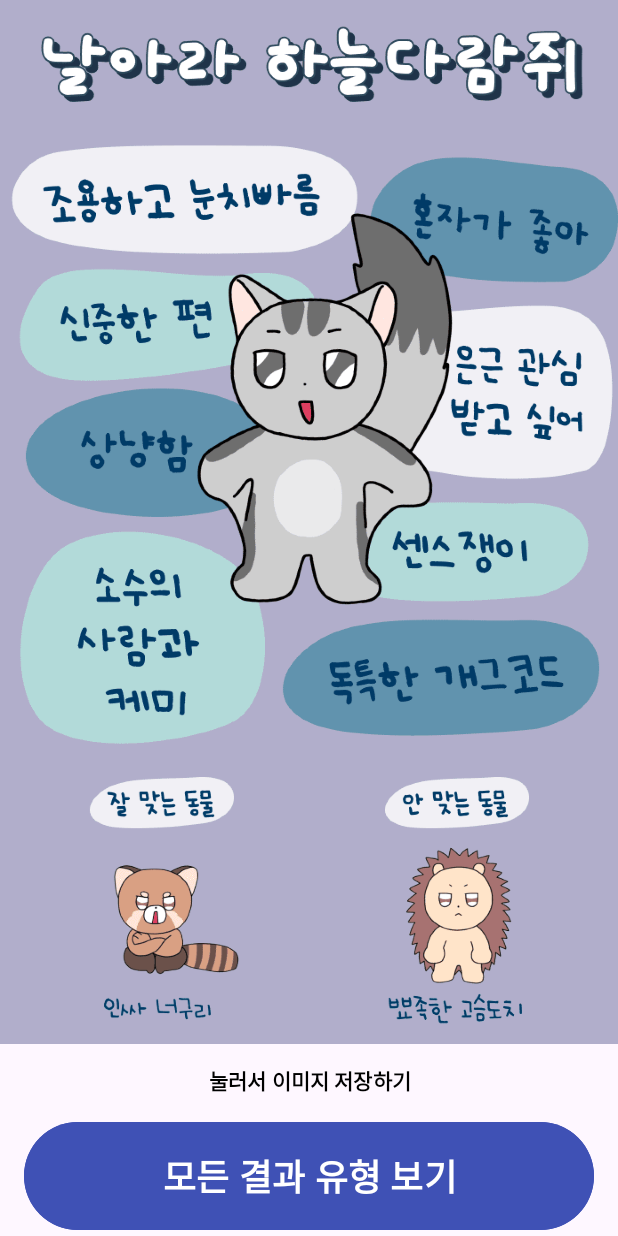
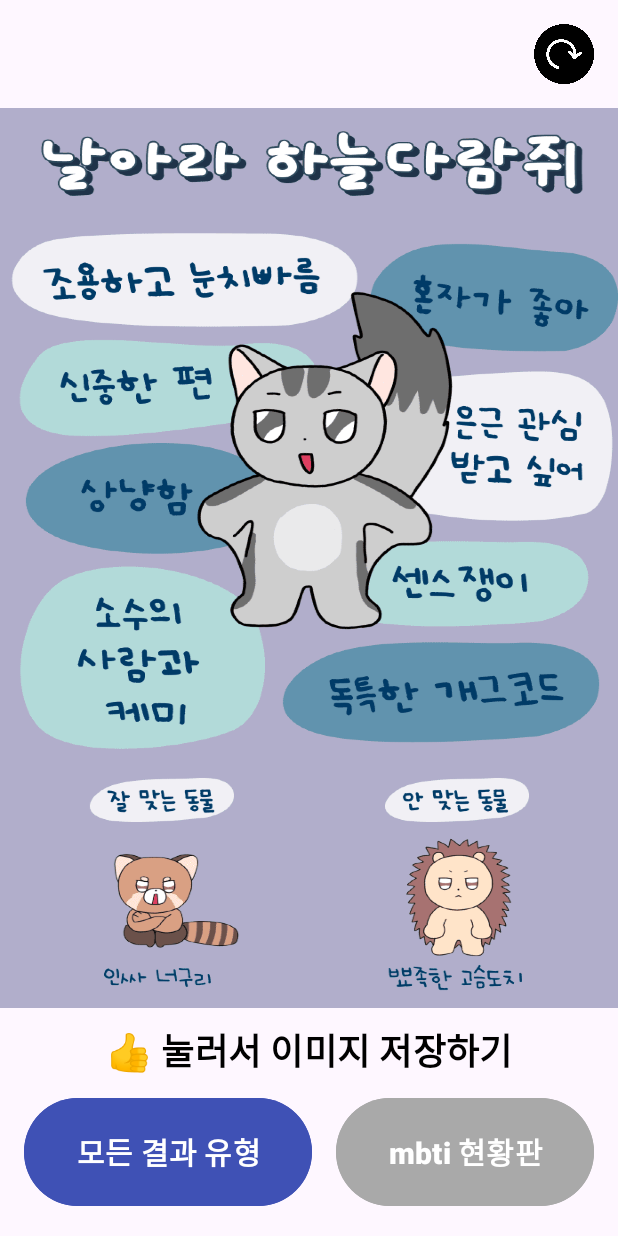
Before and after one commit to jinii9/7_androidStudio_project, an Android app: the ResultActivity screen opened directly, with no data from a screen before it, on a phone screen of 412 x 824 dp. Run offline under Robolectric (Android 15) with nearby library versions, the phone set to English and light mode, and no system bars.

Commit message:
chore: detail

```diff
--- a/app/src/main/java/com/zoonmy/animalmbtiapp/AllResultsActivity.kt
+++ b/app/src/main/java/com/zoonmy/animalmbtiapp/AllResultsActivity.kt
@@ -2,6 +2,7 @@ package com.zoonmy.animalmbtiapp
 
 import android.os.Bundle
 import android.widget.Button
+import android.widget.ImageButton
 import androidx.appcompat.app.AppCompatActivity
 
 class AllResultsActivity : AppCompatActivity() {
@@ -9,7 +10,7 @@ class AllResultsActivity : AppCompatActivity() {
         super.onCreate(savedInstanceState)
         setContentView(R.layout.activity_all_results)
 
-        val buttonClose = findViewById<Button>(R.id.buttonClose)
+        val buttonClose = findViewById<ImageButton>(R.id.buttonClose)
         buttonClose.setOnClickListener {
             finish()
         }
--- a/app/src/main/java/com/zoonmy/animalmbtiapp/ResultActivity.kt
+++ b/app/src/main/java/com/zoonmy/animalmbtiapp/ResultActivity.kt
@@ -11,6 +11,7 @@ import android.os.Bundle
 import android.os.Environment
 import android.provider.MediaStore
 import android.widget.Button
+import android.widget.ImageButton
 import android.widget.ImageView
 import android.widget.Toast
 import androidx.appcompat.app.AppCompatActivity
@@ -25,6 +26,20 @@ class ResultActivity : AppCompatActivity() {
     override fun onCreate(savedInstanceState: Bundle?) {
         super.onCreate(savedInstanceState)
         setContentView(R.layout.activity_result)
+
+        // 메인으로 이동
+        val buttonRefresh = findViewById<ImageButton>(R.id.buttonRefresh)
+        buttonRefresh.setOnClickListener {
+            val intent = Intent(this, MainActivity::class.java)
+            intent.flags = Intent.FLAG_ACTIVITY_NEW_TASK or Intent.FLAG_ACTIVITY_CLEAR_TASK
+            startActivity(intent)
+            finish()
+        }
+        // 통계판으로 이동
+//        val buttonStatistics = findViewById<Button>(R.id.buttonStatistics)
+//        buttonStatistics.setOnClickListener {
+//            startActivity(Intent(this, ResultStatisticActivity::class.java))
+//        }
 
         // MBTI 결과 받기
         val mbtiResult = intent.getStringExtra("MBTI_RESULT") ?: "ENTP"
--- a/app/src/main/res/layout/activity_all_results.xml
+++ b/app/src/main/res/layout/activity_all_results.xml
@@ -112,7 +112,7 @@
         </LinearLayout>
     </ScrollView>
 
-    <Button
+    <ImageButton
         android:id="@+id/buttonClose"
         android:layout_width="40dp"
         android:layout_height="40dp"
--- a/app/src/main/res/layout/activity_result.xml
+++ b/app/src/main/res/layout/activity_result.xml
@@ -5,7 +5,24 @@
     xmlns:tools="http://schemas.android.com/tools"
     android:layout_width="match_parent"
     android:layout_height="match_parent"
-    android:orientation="vertical">
+    android:orientation="vertical"
+    android:paddingBottom="16dp">
+
+    <LinearLayout
+        android:layout_width="match_parent"
+        android:layout_height="wrap_content"
+        android:gravity="end"
+        android:orientation="horizontal">
+
+        <ImageButton
+            android:id="@+id/buttonRefresh"
+            android:layout_width="40dp"
+            android:layout_height="40dp"
+            android:layout_gravity="end|top"
+            android:layout_margin="16dp"
+            android:background="@drawable/refreshbtn"
+            android:scaleType="fitCenter" />
+    </LinearLayout>
 
     <ImageView
         android:id="@+id/imageView"
@@ -20,18 +37,41 @@
         android:layout_width="match_parent"
         android:layout_height="wrap_content"
         android:backgroundTint="#00FFFFFF"
-        android:text="눌러서 이미지 저장하기"
+        android:text="👍 눌러서 이미지 저장하기"
         android:textColor="#000000"
+        android:textSize="24sp"
         android:textStyle="bold" />
 
-    <Button
-        android:id="@+id/buttonLook"
+    <LinearLayout
         android:layout_width="match_parent"
-        android:layout_height="80dp"
-        android:layout_marginStart="16dp"
-        android:layout_marginEnd="16dp"
-        android:backgroundTint="#3F51B5"
-        android:text="모든 결과 유형 보기"
-        android:textSize="24sp"
-        android:textStyle="bold" />
+        android:layout_height="wrap_content"
+        android:orientation="horizontal"
+        android:paddingStart="16dp"
+        android:paddingEnd="16dp">
+
+        <Button
+            android:id="@+id/buttonLook"
+            android:layout_width="wrap_content"
+            android:layout_height="80dp"
+            android:layout_weight="1"
+            android:backgroundTint="#3F51B5"
+            android:text="모든 결과 유형"
+            android:textColor="#FFFFFF"
+            android:textSize="20sp"
+            android:textStyle="bold" />
+
+        <Button
+            android:id="@+id/buttonStatistics"
+            android:layout_width="wrap_content"
+            android:layout_height="80dp"
+            android:layout_marginStart="16dp"
+            android:layout_weight="1"
+            android:backgroundTint="#A9A9A9"
+            android:text="mbti 현황판"
+            android:textColor="@color/white"
+            android:textSize="20sp"
+            android:textStyle="bold" />
+
+
+    </LinearLayout>
 </LinearLayout>
```
